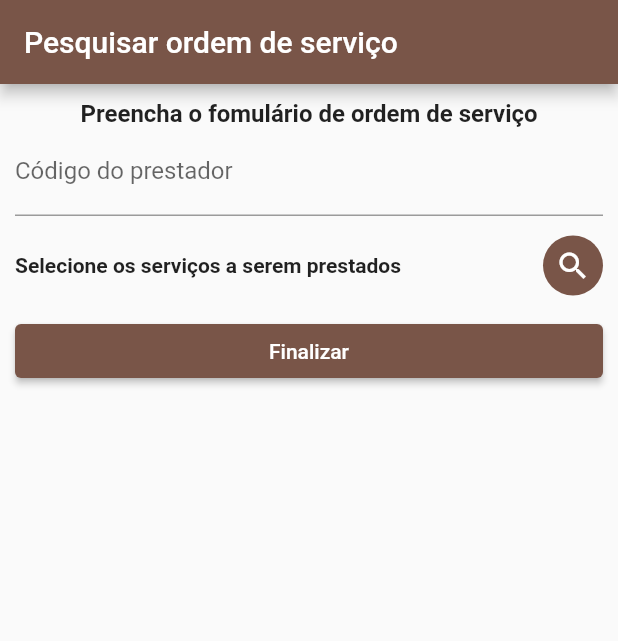
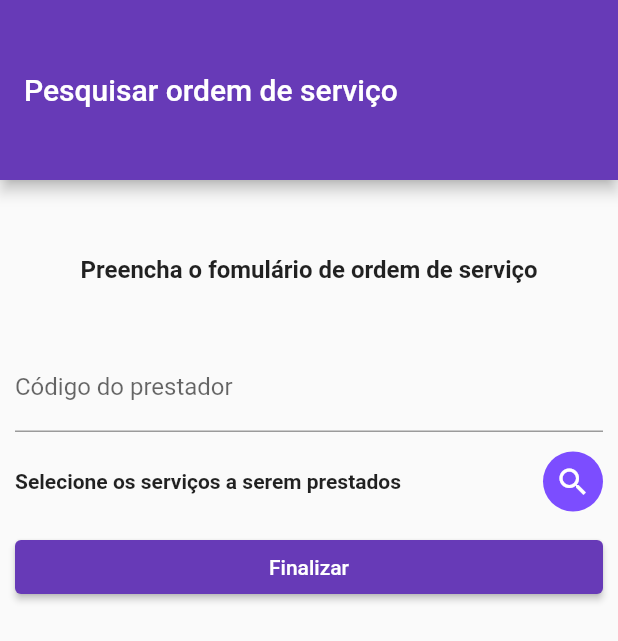
Before and after one commit to dfsilva-dxp/9aojo-flutter, a Flutter app: the screen it shows after launch, on a phone screen of 412 x 824 dp. Shown: the top 641 px of the screen. Run offline on Flutter 3.47's test engine with Material 2 defaults, Android fonts, the phone set to English and light mode, and no system bars; our stand-ins replace geolocator, get.

```diff
--- a/lib/main.dart
+++ b/lib/main.dart
@@ -25,7 +25,7 @@ class MyApp extends StatelessWidget {
     return GetMaterialApp(
       title: 'Abc Tech App',
       theme: ThemeData(
-          primarySwatch: Colors.brown,
+          primarySwatch: Colors.deepPurple,
           textTheme:
               const TextTheme(headline4: TextStyle(color: Colors.yellow))),
       getPages: [
--- a/lib/pages/order_page.dart
+++ b/lib/pages/order_page.dart
@@ -20,6 +20,7 @@ class OrderPage extends GetView<OrderController> {
     return Scaffold(
         appBar: AppBar(
           title: const Text("Pesquisar ordem de serviço"),
+          toolbarHeight: 120,
         ),
         body: Container(
             constraints: const BoxConstraints.expand(),
@@ -32,12 +33,15 @@ class OrderPage extends GetView<OrderController> {
                   children: <Widget>[
                     Row(children: const [
                       Expanded(
-                          child: Text(
-                        'Preencha o fomulário de ordem de serviço',
-                        textAlign: TextAlign.center,
-                        style: TextStyle(
-                            fontSize: 16.0, fontWeight: FontWeight.bold),
-                      ))
+                          child: Padding(
+                              padding: EdgeInsets.all(40),
+                              child: Text(
+                                'Preencha o fomulário de ordem de serviço',
+                                textAlign: TextAlign.center,
+                                style: TextStyle(
+                                    fontSize: 16.0,
+                                    fontWeight: FontWeight.bold),
+                              )))
                     ]),
                     TextFormField(
                       controller: controller.operatorIdController,
@@ -60,7 +64,8 @@ class OrderPage extends GetView<OrderController> {
                               ))),
                       Ink(
                           decoration: const ShapeDecoration(
-                              shape: CircleBorder(), color: Colors.brown),
+                              shape: CircleBorder(),
+                              color: Colors.deepPurpleAccent),
                           // ignore: sort_child_properties_last
                           child: IconButton(
                               color: Colors.brown,
```
Also changed, not shown: lib/controller/assist_controller.dart (+40 -6 lines), lib/pages/home_page.dart (+21 -15 lines), 3 other files.
